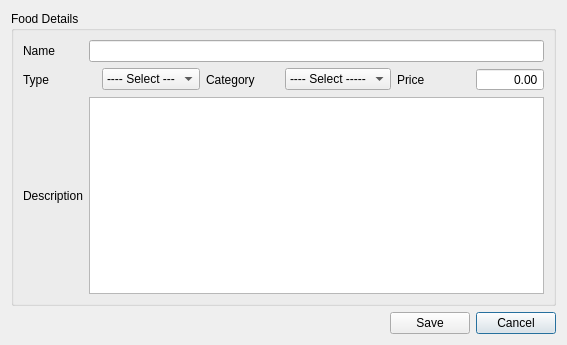
The window that addfoods.ui (dsubhajit/bill_master) describes before a commit, drawn with Qt 5.
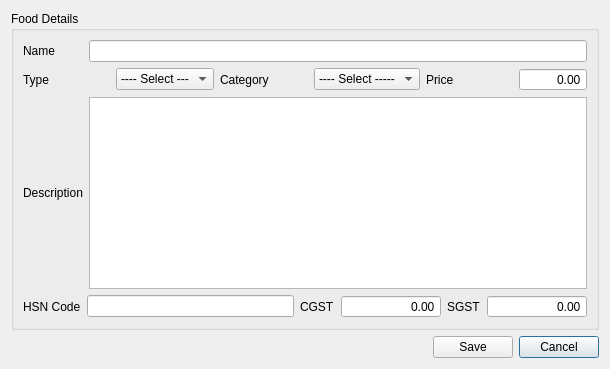
The same window after the commit. Icons and pictures are not drawn.

Patch:
```diff
--- a/addfoods.ui
+++ b/addfoods.ui
@@ -6,8 +6,8 @@
    <rect>
     <x>0</x>
     <y>0</y>
-    <width>567</width>
-    <height>345</height>
+    <width>610</width>
+    <height>257</height>
    </rect>
   </property>
   <property name="windowTitle">
@@ -17,7 +17,7 @@
    <iconset>
     <normaloff>icons/1428287867_food.png</normaloff>icons/1428287867_food.png</iconset>
   </property>
-  <layout class="QVBoxLayout" name="verticalLayout">
+  <layout class="QVBoxLayout" name="verticalLayout_2">
    <item>
     <widget class="QGroupBox" name="groupBox">
      <property name="sizePolicy">
@@ -32,9 +32,7 @@
      <property name="title">
       <string>Food Details</string>
      </property>
-     <layout class="QVBoxLayout" name="verticalLayout_3">
-      <item>
-       <layout class="QVBoxLayout" name="verticalLayout_2">
+     <layout class="QVBoxLayout" name="verticalLayout">
         <item>
          <layout class="QGridLayout" name="gridLayout">
           <item row="0" column="0">
@@ -234,6 +232,64 @@
            <widget class="QTextEdit" name="desc"/>
           </item>
          </layout>
+      </item>
+      <item>
+       <layout class="QGridLayout" name="gridLayout_6">
+        <item row="0" column="0">
+         <widget class="QLabel" name="label_8">
+          <property name="text">
+           <string>HSN Code</string>
+          </property>
+         </widget>
+        </item>
+        <item row="0" column="4">
+         <widget class="QLabel" name="label_9">
+          <property name="text">
+           <string>SGST</string>
+          </property>
+         </widget>
+        </item>
+        <item row="0" column="1">
+         <widget class="QLineEdit" name="foodHsnCode"/>
+        </item>
+        <item row="0" column="2">
+         <widget class="QLabel" name="label_7">
+          <property name="text">
+           <string>CGST</string>
+          </property>
+         </widget>
+        </item>
+        <item row="0" column="3">
+         <widget class="QDoubleSpinBox" name="foodCgst">
+          <property name="minimumSize">
+           <size>
+            <width>100</width>
+            <height>0</height>
+           </size>
+          </property>
+          <property name="alignment">
+           <set>Qt::AlignRight|Qt::AlignTrailing|Qt::AlignVCenter</set>
+          </property>
+          <property name="buttonSymbols">
+           <enum>QAbstractSpinBox::NoButtons</enum>
+          </property>
+         </widget>
+        </item>
+        <item row="0" column="5">
+         <widget class="QDoubleSpinBox" name="foodSgst">
+          <property name="minimumSize">
+           <size>
+            <width>100</width>
+            <height>0</height>
+           </size>
+          </property>
+          <property name="alignment">
+           <set>Qt::AlignRight|Qt::AlignTrailing|Qt::AlignVCenter</set>
+          </property>
+          <property name="buttonSymbols">
+           <enum>QAbstractSpinBox::NoButtons</enum>
+          </property>
+         </widget>
         </item>
        </layout>
       </item>
```
Lines whose indentation alone changed are shown as unchanged.
